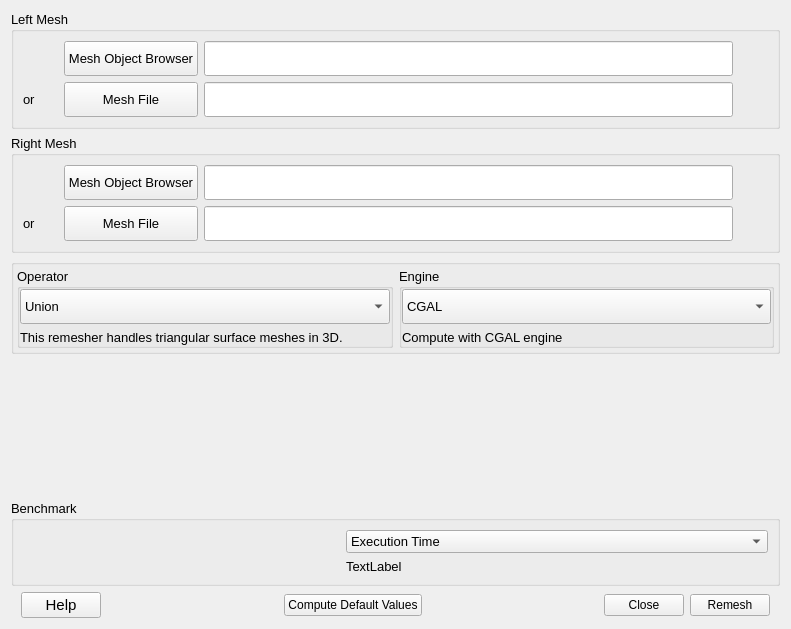
The window that MyPlugDialog.ui (SalomePlatform/meshbooleanplugin) describes before a commit, drawn with Qt 5.
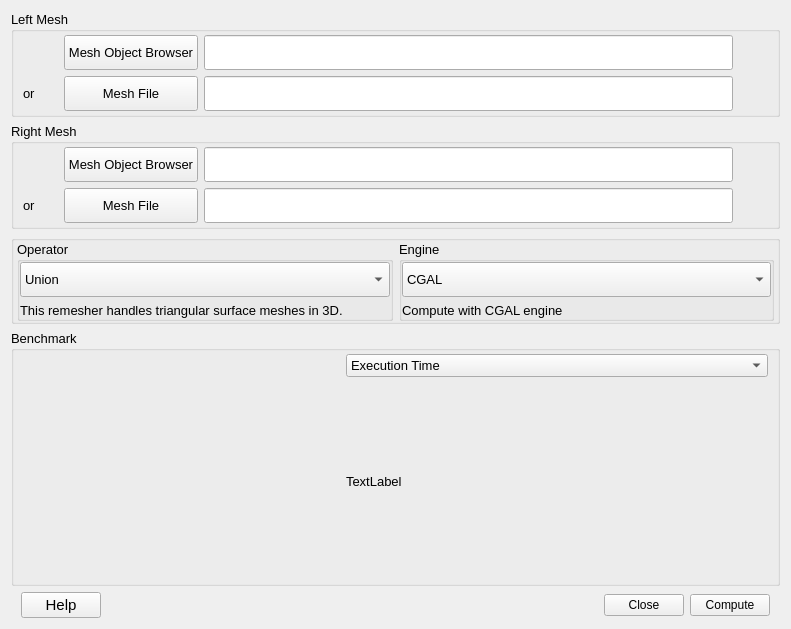
The same window after the commit. Custom widgets are drawn as their Qt base class.

Commit message: fix: UI fixes, index in dicitonnary + add first idea of text

Diff of the .ui file:
```diff
--- a/MyPlugDialog.ui
+++ b/MyPlugDialog.ui
@@ -28,265 +28,7 @@
   <property name="sizeGripEnabled" stdset="0">
    <bool>true</bool>
   </property>
-  <layout class="QGridLayout" name="gridLayout" rowstretch="1,1,1,5,0,0">
-   <item row="5" column="0">
-    <layout class="QHBoxLayout" name="horizontalLayout2">
-     <item>
-      <spacer name="horizontalSpacer_xx">
-       <property name="orientation">
-        <enum>Qt::Horizontal</enum>
-       </property>
-       <property name="sizeType">
-        <enum>QSizePolicy::Minimum</enum>
-       </property>
-       <property name="sizeHint" stdset="0">
-        <size>
-         <width>10</width>
-         <height>20</height>
-        </size>
-       </property>
-      </spacer>
-     </item>
-     <item>
-      <widget class="QPushButton" name="PB_Help">
-       <property name="font">
-        <font>
-         <pointsize>11</pointsize>
-        </font>
-       </property>
-       <property name="text">
-        <string>Help</string>
-       </property>
-      </widget>
-     </item>
-     <item>
-      <spacer name="horizontalSpacer_4">
-       <property name="orientation">
-        <enum>Qt::Horizontal</enum>
-       </property>
-       <property name="sizeHint" stdset="0">
-        <size>
-         <width>30</width>
-         <height>20</height>
-        </size>
-       </property>
-      </spacer>
-     </item>
-     <item>
-      <widget class="QPushButton" name="PB_Default">
-       <property name="toolTip">
-        <string>Default values are computed once the mesh is loaded, but the default values from MMG are provided before that.</string>
-       </property>
-       <property name="text">
-        <string>Compute Default Values</string>
-       </property>
-      </widget>
-     </item>
-     <item>
-      <spacer name="horizontalSpacer">
-       <property name="orientation">
-        <enum>Qt::Horizontal</enum>
-       </property>
-       <property name="sizeHint" stdset="0">
-        <size>
-         <width>30</width>
-         <height>20</height>
-        </size>
-       </property>
-      </spacer>
-     </item>
-     <item>
-      <widget class="QPushButton" name="PB_Cancel">
-       <property name="text">
-        <string>Close</string>
-       </property>
-      </widget>
-     </item>
-     <item>
-      <widget class="QPushButton" name="PB_OK">
-       <property name="text">
-        <string>Remesh</string>
-       </property>
-      </widget>
-     </item>
-     <item>
-      <spacer name="horizontalSpacer_xx">
-       <property name="orientation">
-        <enum>Qt::Horizontal</enum>
-       </property>
-       <property name="sizeType">
-        <enum>QSizePolicy::Minimum</enum>
-       </property>
-       <property name="sizeHint" stdset="0">
-        <size>
-         <width>10</width>
-         <height>20</height>
-        </size>
-       </property>
-      </spacer>
-     </item>
-    </layout>
-   </item>
-   <item row="2" column="0">
-    <widget class="QGroupBox" name="groupBox">
-     <property name="font">
-      <font>
-       <pointsize>10</pointsize>
-      </font>
-     </property>
-     <property name="title">
-      <string/>
-     </property>
-     <layout class="QGridLayout" name="gridLayout_7">
-      <property name="leftMargin">
-       <number>3</number>
-      </property>
-      <property name="topMargin">
-       <number>3</number>
-      </property>
-      <property name="rightMargin">
-       <number>3</number>
-      </property>
-      <property name="bottomMargin">
-       <number>3</number>
-      </property>
-      <item row="0" column="0">
-       <widget class="QGroupBox" name="groupBox_2">
-        <property name="title">
-         <string>Operator</string>
-        </property>
-        <layout class="QGridLayout" name="gridLayout_3">
-         <property name="leftMargin">
-          <number>0</number>
-         </property>
-         <property name="topMargin">
-          <number>0</number>
-         </property>
-         <property name="rightMargin">
-          <number>0</number>
-         </property>
-         <property name="bottomMargin">
-          <number>0</number>
-         </property>
-         <item row="0" column="0">
-          <widget class="QComboBox" name="COB_Operator">
-           <property name="minimumSize">
-            <size>
-             <width>0</width>
-             <height>35</height>
-            </size>
-           </property>
-           <item>
-            <property name="text">
-             <string>Union</string>
-            </property>
-           </item>
-           <item>
-            <property name="text">
-             <string>Intersection</string>
-            </property>
-           </item>
-           <item>
-            <property name="text">
-             <string>Difference</string>
-            </property>
-           </item>
-          </widget>
-         </item>
-         <item row="1" column="0">
-          <widget class="QLabel" name="label_Operator">
-           <property name="text">
-            <string>This remesher handles triangular surface meshes in 3D.</string>
-           </property>
-          </widget>
-         </item>
-        </layout>
-       </widget>
-      </item>
-      <item row="0" column="1">
-       <widget class="QGroupBox" name="groupBox_3">
-        <property name="title">
-         <string>Engine</string>
-        </property>
-        <layout class="QGridLayout" name="gridLayout_4">
-         <property name="leftMargin">
-          <number>0</number>
-         </property>
-         <property name="topMargin">
-          <number>0</number>
-         </property>
-         <property name="rightMargin">
-          <number>0</number>
-         </property>
-         <property name="bottomMargin">
-          <number>0</number>
-         </property>
-         <item row="0" column="0">
-          <widget class="QComboBox" name="COB_Engine">
-           <property name="minimumSize">
-            <size>
-             <width>0</width>
-             <height>35</height>
-            </size>
-           </property>
-           <item>
-            <property name="text">
-             <string>CGAL</string>
-            </property>
-           </item>
-           <item>
-            <property name="text">
-             <string>igl</string>
-            </property>
-           </item>
-           <item>
-            <property name="text">
-             <string>VTK</string>
-            </property>
-           </item>
-           <item>
-            <property name="text">
-             <string>Interactive And Robust Mesh Booleans</string>
-            </property>
-           </item>
-           <item>
-            <property name="text">
-             <string>Cork</string>
-            </property>
-           </item>
-           <item>
-            <property name="text">
-             <string>mcut</string>
-            </property>
-           </item>
-          </widget>
-         </item>
-         <item row="1" column="0">
-          <widget class="QLabel" name="label_Engine">
-           <property name="text">
-            <string>Compute with CGAL engine</string>
-           </property>
-          </widget>
-         </item>
-        </layout>
-       </widget>
-      </item>
-      <item row="2" column="0">
-       <spacer name="verticalSpacer_2">
-        <property name="orientation">
-         <enum>Qt::Vertical</enum>
-        </property>
-        <property name="sizeHint" stdset="0">
-         <size>
-          <width>20</width>
-          <height>40</height>
-         </size>
-        </property>
-       </spacer>
-      </item>
-     </layout>
-    </widget>
-   </item>
+  <layout class="QGridLayout" name="gridLayout" rowstretch="2,2,1,10,0">
    <item row="0" column="0">
     <widget class="QGroupBox" name="groupBox_4">
      <property name="font">
@@ -298,6 +40,12 @@
       <string>Left Mesh</string>
      </property>
      <layout class="QGridLayout" name="gridLayout_8" columnstretch="1,2,15,1">
+      <property name="topMargin">
+       <number>3</number>
+      </property>
+      <property name="bottomMargin">
+       <number>3</number>
+      </property>
       <item row="1" column="2">
        <widget class="QLineEdit" name="LE_MeshFile_L">
         <property name="sizePolicy">
@@ -449,8 +197,11 @@
       <property name="sizeConstraint">
        <enum>QLayout::SetDefaultConstraint</enum>
       </property>
+      <property name="topMargin">
+       <number>3</number>
+      </property>
       <property name="bottomMargin">
-       <number>9</number>
+       <number>3</number>
       </property>
       <property name="verticalSpacing">
        <number>6</number>
@@ -591,8 +342,192 @@
      </layout>
     </widget>
    </item>
-   <item row="4" column="0">
+   <item row="2" column="0">
+    <widget class="QGroupBox" name="groupBox">
+     <property name="sizePolicy">
+      <sizepolicy hsizetype="Expanding" vsizetype="Expanding">
+       <horstretch>0</horstretch>
+       <verstretch>0</verstretch>
+      </sizepolicy>
+     </property>
+     <property name="font">
+      <font>
+       <pointsize>10</pointsize>
+      </font>
+     </property>
+     <property name="title">
+      <string/>
+     </property>
+     <layout class="QGridLayout" name="gridLayout_7">
+      <property name="leftMargin">
+       <number>3</number>
+      </property>
+      <property name="topMargin">
+       <number>0</number>
+      </property>
+      <property name="rightMargin">
+       <number>3</number>
+      </property>
+      <property name="bottomMargin">
+       <number>0</number>
+      </property>
+      <property name="horizontalSpacing">
+       <number>6</number>
+      </property>
+      <property name="verticalSpacing">
+       <number>0</number>
+      </property>
+      <item row="0" column="0">
+       <widget class="QGroupBox" name="groupBox_2">
+        <property name="title">
+         <string>Operator</string>
+        </property>
+        <layout class="QGridLayout" name="gridLayout_3">
+         <property name="leftMargin">
+          <number>0</number>
+         </property>
+         <property name="topMargin">
+          <number>0</number>
+         </property>
+         <property name="rightMargin">
+          <number>0</number>
+         </property>
+         <property name="bottomMargin">
+          <number>0</number>
+         </property>
+         <item row="0" column="0">
+          <widget class="QComboBox" name="COB_Operator">
+           <property name="minimumSize">
+            <size>
+             <width>0</width>
+             <height>35</height>
+            </size>
+           </property>
+           <item>
+            <property name="text">
+             <string>Union</string>
+            </property>
+           </item>
+           <item>
+            <property name="text">
+             <string>Intersection</string>
+            </property>
+           </item>
+           <item>
+            <property name="text">
+             <string>Difference</string>
+            </property>
+           </item>
+          </widget>
+         </item>
+         <item row="1" column="0">
+          <widget class="QLabel" name="label_Operator">
+           <property name="text">
+            <string>This remesher handles triangular surface meshes in 3D.</string>
+           </property>
+          </widget>
+         </item>
+        </layout>
+       </widget>
+      </item>
+      <item row="0" column="1">
+       <widget class="QGroupBox" name="groupBox_3">
+        <property name="title">
+         <string>Engine</string>
+        </property>
+        <layout class="QGridLayout" name="gridLayout_4">
+         <property name="leftMargin">
+          <number>0</number>
+         </property>
+         <property name="topMargin">
+          <number>0</number>
+         </property>
+         <property name="rightMargin">
+          <number>0</number>
+         </property>
+         <property name="bottomMargin">
+          <number>0</number>
+         </property>
+         <item row="0" column="0">
+          <widget class="QComboBox" name="COB_Engine">
+           <property name="minimumSize">
+            <size>
+             <width>0</width>
+             <height>35</height>
+            </size>
+           </property>
+           <item>
+            <property name="text">
+             <string>CGAL</string>
+            </property>
+           </item>
+           <item>
+            <property name="text">
+             <string>igl</string>
+            </property>
+           </item>
+           <item>
+            <property name="text">
+             <string>VTK</string>
+            </property>
+           </item>
+           <item>
+            <property name="text">
+             <string>Interactive And Robust Mesh Booleans</string>
+            </property>
+           </item>
+           <item>
+            <property name="text">
+             <string>Cork</string>
+            </property>
+           </item>
+           <item>
+            <property name="text">
+             <string>mcut</string>
+            </property>
+           </item>
+          </widget>
+         </item>
+         <item row="1" column="0">
+          <widget class="QLabel" name="label_Engine">
+           <property name="text">
+            <string>Compute with CGAL engine</string>
+           </property>
+          </widget>
+         </item>
+        </layout>
+       </widget>
+      </item>
+      <item row="2" column="0">
+       <spacer name="verticalSpacer_2">
+        <property name="orientation">
+         <enum>Qt::Vertical</enum>
+        </property>
+        <property name="sizeHint" stdset="0">
+         <size>
+          <width>20</width>
+          <height>40</height>
+         </size>
+        </property>
+       </spacer>
+      </item>
+     </layout>
+    </widget>
+   </item>
+   <item row="3" column="0">
     <widget class="QGroupBox" name="groupBox_5">
+     <property name="sizePolicy">
+      <sizepolicy hsizetype="Expanding" vsizetype="Expanding">
+       <horstretch>0</horstretch>
+       <verstretch>0</verstretch>
+      </sizepolicy>
+     </property>
+     <property name="minimumSize">
+      <size>
+       <width>0</width>
+       <height>0</height>
+      </size>
+     </property>
      <property name="font">
       <font>
        <pointsize>10</pointsize>
@@ -602,6 +537,12 @@
       <string>Benchmark</string>
      </property>
      <layout class="QGridLayout" name="gridLayout_5" columnstretch="3,4">
+      <property name="topMargin">
+       <number>3</number>
+      </property>
+      <property name="bottomMargin">
+       <number>3</number>
+      </property>
       <item row="1" column="0">
        <widget class="QwtPlot" name="QP_Benchmark">
         <property name="frameShape">
@@ -634,11 +575,89 @@
         <property name="text">
          <string>TextLabel</string>
         </property>
+        <property name="wordWrap">
+         <bool>true</bool>
+        </property>
        </widget>
       </item>
      </layout>
     </widget>
    </item>
+   <item row="4" column="0">
+    <layout class="QHBoxLayout" name="horizontalLayout2">
+     <item>
+      <spacer name="horizontalSpacer_xx">
+       <property name="orientation">
+        <enum>Qt::Horizontal</enum>
+       </property>
+       <property name="sizeType">
+        <enum>QSizePolicy::Minimum</enum>
+       </property>
+       <property name="sizeHint" stdset="0">
+        <size>
+         <width>10</width>
+         <height>20</height>
+        </size>
+       </property>
+      </spacer>
+     </item>
+     <item>
+      <widget class="QPushButton" name="PB_Help">
+       <property name="font">
+        <font>
+         <pointsize>11</pointsize>
+        </font>
+       </property>
+       <property name="text">
+        <string>Help</string>
+       </property>
+      </widget>
+     </item>
+     <item>
+      <spacer name="horizontalSpacer_4">
+       <property name="orientation">
+        <enum>Qt::Horizontal</enum>
+       </property>
+       <property name="sizeHint" stdset="0">
+        <size>
+         <width>30</width>
+         <height>20</height>
+        </size>
+       </property>
+      </spacer>
+     </item>
+     <item>
+      <widget class="QPushButton" name="PB_Cancel">
+       <property name="text">
+        <string>Close</string>
+       </property>
+      </widget>
+     </item>
+     <item>
+      <widget class="QPushButton" name="PB_OK">
+       <property name="text">
+        <string>Compute</string>
+       </property>
+      </widget>
+     </item>
+     <item>
+      <spacer name="horizontalSpacer_xx">
+       <property name="orientation">
+        <enum>Qt::Horizontal</enum>
+       </property>
+       <property name="sizeType">
+        <enum>QSizePolicy::Minimum</enum>
+       </property>
+       <property name="sizeHint" stdset="0">
+        <size>
+         <width>10</width>
+         <height>20</height>
+        </size>
+       </property>
+      </spacer>
+     </item>
+    </layout>
+   </item>
   </layout>
  </widget>
  <customwidgets>
```
The commit also changes 1 other file.
